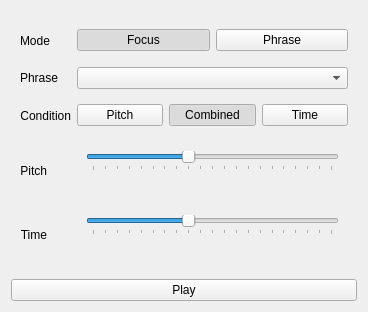
Before: the Qt Designer form vttHex/assets/MBOPP/mbopp.ui in domstoppable/vttHex, drawn with Qt 5.
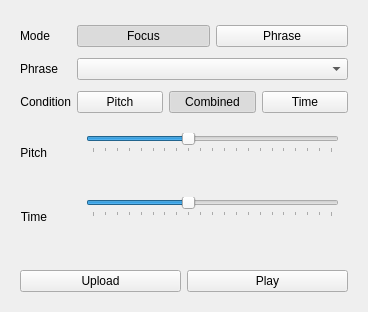
After: the same form once the commit is applied.

```diff
--- a/vttHex/assets/MBOPP/mbopp.ui
+++ b/vttHex/assets/MBOPP/mbopp.ui
@@ -321,10 +321,23 @@
     </widget>
    </item>
    <item>
+    <widget class="QWidget" name="widget_6" native="true">
+     <layout class="QHBoxLayout" name="horizontalLayout_3">
+      <item>
+       <widget class="QPushButton" name="uploadButton">
+        <property name="text">
+         <string>Upload</string>
+        </property>
+       </widget>
+      </item>
+      <item>
     <widget class="QPushButton" name="playButton">
      <property name="text">
       <string>Play</string>
      </property>
+       </widget>
+      </item>
+     </layout>
     </widget>
    </item>
   </layout>
```
Lines whose indentation alone changed are shown as unchanged.
